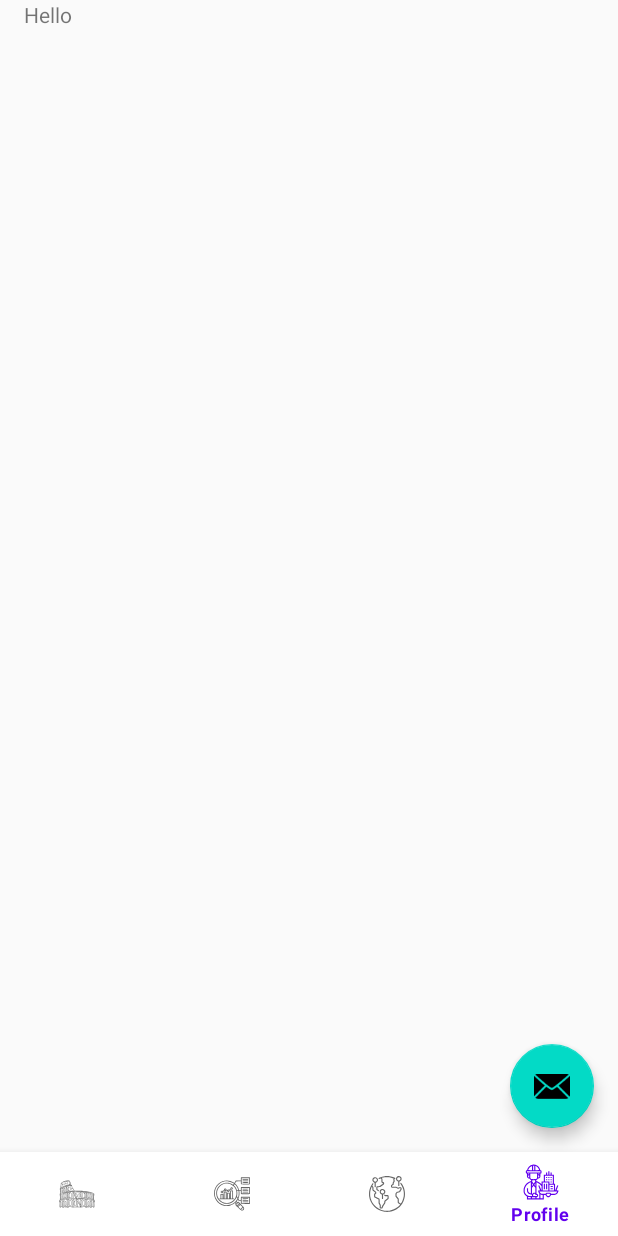
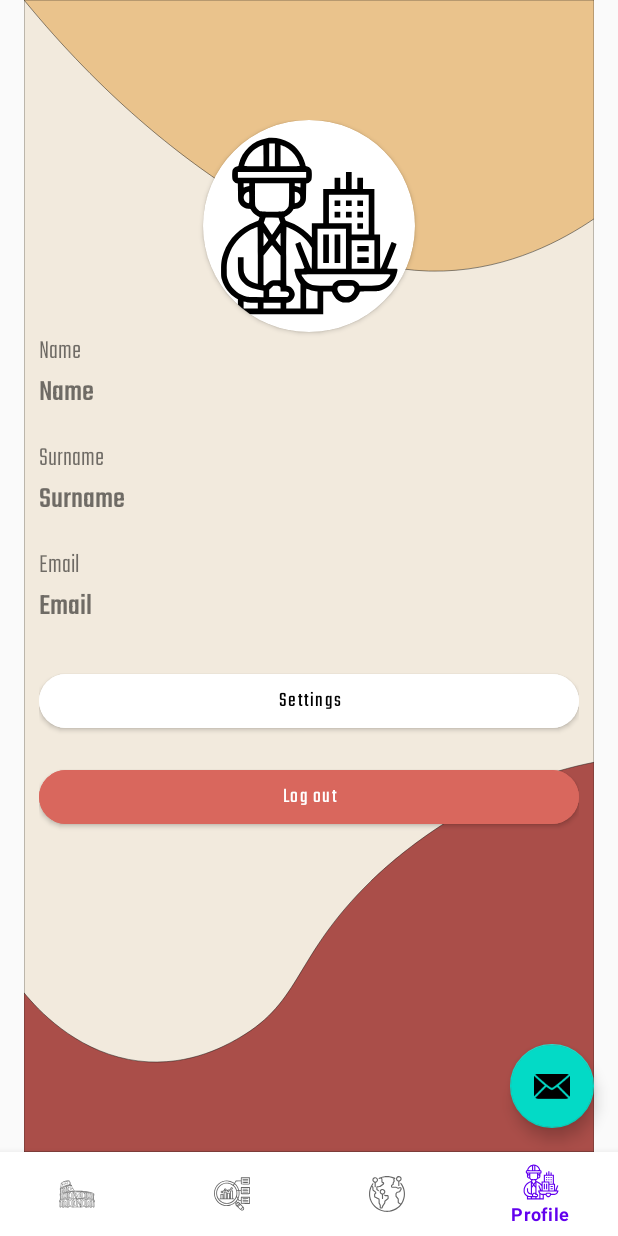
Before and after one commit to annazhelizniak/ArchiTec, an Android app: the screen it shows after launch (MainActivity), item 4 of the bottom bar chosen, on a phone screen of 412 x 824 dp. Run offline under Robolectric (Android 15) with nearby library versions, the phone set to English and light mode, and no system bars; our stand-ins replace navigation-ui; 1 statement that could not run was skipped.

Commit message:
create profile fragment layout

```diff
--- /dev/null
+++ b/app/src/main/res/drawable/abstract_background.xml
@@ -0,0 +1,21 @@
+<vector xmlns:android="http://schemas.android.com/apk/res/android"
+    android:width="1300dp"
+    android:height="2000dp"
+    android:viewportWidth="1300"
+    android:viewportHeight="2000">
+  <path
+      android:strokeWidth="1"
+      android:pathData="M0,0h1300v2000h-1300z"
+      android:fillColor="#F2EADD"
+      android:strokeColor="#1D1D1B"/>
+  <path
+      android:strokeWidth="1"
+      android:pathData="M0,0c182,169.3 355.6,270.6 475.5,329.9c163.6,81 297.8,145.4 481.3,140.6c152.6,-4 272.5,-54 343.3,-90.6c0,-126.6 0,-253.3 0,-379.9C866.7,0 433.3,0 0,0z"
+      android:fillColor="#EAC38C"
+      android:strokeColor="#1D1D1B"/>
+  <path
+      android:strokeWidth="1"
+      android:pathData="M0,1723.6c32.1,29.7 113.9,97.2 238,115.6c123.8,18.4 219.3,-22.5 253.1,-37.5c144.8,-64.2 122.8,-140.3 300,-271.9c24.5,-18.2 143.5,-104.8 321.9,-162.5c74.3,-24 139.1,-36.7 187,-43.8c0,225.5 0,450.9 0,676.4c-433.3,0 -866.7,0 -1300,0C0,1907.9 0,1815.8 0,1723.6z"
+      android:fillColor="#AA4E49"
+      android:strokeColor="#1D1D1B"/>
+</vector>
--- /dev/null
+++ b/app/src/main/res/drawable/abstract_shape.xml
@@ -0,0 +1,11 @@
+<?xml version="1.0" encoding="utf-8"?>
+<shape xmlns:android="http://schemas.android.com/apk/res/android"
+    android:shape="rectangle">
+
+    <solid
+        android:color="@color/red_middle" >
+    </solid>
+    <corners android:bottomRightRadius="300dp"
+        android:bottomLeftRadius="100dp"/>
+
+</shape>
--- a/app/src/main/res/layout/fragment_profile.xml
+++ b/app/src/main/res/layout/fragment_profile.xml
@@ -1,13 +1,134 @@
 <?xml version="1.0" encoding="utf-8"?>
 <FrameLayout xmlns:android="http://schemas.android.com/apk/res/android"
+    xmlns:app="http://schemas.android.com/apk/res-auto"
     xmlns:tools="http://schemas.android.com/tools"
     android:layout_width="match_parent"
     android:layout_height="match_parent"
+    android:background="@drawable/abstract_background"
     tools:context=".ui.profile.ProfileFragment">
 
-    <TextView
+    <androidx.constraintlayout.widget.ConstraintLayout
         android:layout_width="match_parent"
-        android:layout_height="match_parent"
-        android:text="Hello" />
+        android:layout_height="match_parent">
 
+        <LinearLayout
+            android:layout_width="360dp"
+            android:layout_height="wrap_content"
+            android:layout_gravity="center_horizontal"
+            android:layout_marginTop="80dp"
+            android:orientation="vertical"
+            app:layout_constraintEnd_toEndOf="parent"
+            app:layout_constraintStart_toStartOf="parent"
+            app:layout_constraintTop_toTopOf="parent">
+
+            <androidx.cardview.widget.CardView
+                android:layout_width="141dp"
+                android:layout_height="141dp"
+                android:elevation="12dp"
+                android:layout_gravity="center_horizontal"
+                android:id="@+id/view2"
+                app:cardCornerRadius="100dp"
+                android:layout_centerHorizontal="true"
+                android:innerRadius="0dp"
+                android:shape="ring"
+                android:thicknessRatio="1.9">
+                <ImageView
+                    android:layout_height="121dp"
+                    android:layout_width="121dp"
+                    android:id="@+id/imageView1"
+                    android:layout_gravity="center"
+                    android:src="@drawable/profile_icon"
+                    android:layout_alignParentTop="true"
+                    android:layout_centerHorizontal="true">
+                </ImageView>
+            </androidx.cardview.widget.CardView>
+<!--            <ImageView-->
+<!--                android:id="@+id/imageView2"-->
+<!--                android:layout_width="141dp"-->
+<!--                android:layout_height="141dp"-->
+<!--                android:layout_gravity="center"-->
+<!--                android:backgroundTint="@color/white"-->
+<!--                android:contentDescription="Profile image"-->
+<!--                android:layout_marginTop="24dp"-->
+<!--                android:layout_marginBottom="24dp"-->
+<!--                android:src="@drawable/profile_icon" />-->
+
+            <TextView
+                android:id="@+id/textView4"
+                android:layout_width="match_parent"
+                android:layout_height="wrap_content"
+                android:fontFamily="@font/teko_light"
+                android:textSize="18sp"
+                android:text="Name" />
+
+            <TextView
+                android:id="@+id/textView6"
+                android:layout_width="match_parent"
+                android:layout_height="wrap_content"
+                android:fontFamily="@font/teko_medium"
+                android:textSize="20sp"
+                android:layout_marginBottom="16dp"
+                android:text="Name" />
+
+            <TextView
+                android:id="@+id/textView7"
+                android:layout_width="match_parent"
+                android:layout_height="wrap_content"
+                android:fontFamily="@font/teko_light"
+                android:textSize="18sp"
+                android:text="Surname" />
+
+            <TextView
+                android:id="@+id/textView8"
+                android:layout_width="match_parent"
+                android:layout_height="wrap_content"
+                android:fontFamily="@font/teko_medium"
+                android:textSize="20sp"
+                android:layout_marginBottom="16dp"
+                android:text="Surname" />
+
+            <TextView
+                android:id="@+id/textView9"
+                android:layout_width="match_parent"
+                android:layout_height="wrap_content"
+                android:fontFamily="@font/teko_light"
+                android:textSize="18sp"
+                android:text="Email" />
+
+            <TextView
+                android:id="@+id/textView10"
+                android:layout_width="match_parent"
+                android:layout_height="wrap_content"
+                android:fontFamily="@font/teko_medium"
+                android:textSize="20sp"
+                android:layout_marginBottom="24dp"
+                android:text="Email" />
+
+            <com.google.android.material.button.MaterialButton
+                android:id="@+id/button"
+                android:layout_width="match_parent"
+                android:layout_height="wrap_content"
+                android:textAllCaps="false"
+                android:textColor="@color/black"
+                app:cornerRadius="30dp"
+                android:backgroundTint="@color/white"
+                android:fontFamily="@font/teko"
+                android:letterSpacing="0.06"
+                android:text="Settings" />
+
+            <com.google.android.material.button.MaterialButton
+                android:id="@+id/button2"
+                android:layout_width="match_parent"
+                android:layout_height="wrap_content"
+                android:layout_marginTop="16dp"
+                android:textAllCaps="false"
+                android:textColor="@color/white"
+                app:cornerRadius="30dp"
+                android:backgroundTint="@color/red_middle"
+                android:fontFamily="@font/teko"
+                android:letterSpacing="0.06"
+                android:text="Log out" />
+
+        </LinearLayout>
+    </androidx.constraintlayout.widget.ConstraintLayout>
 </FrameLayout>
--- a/app/src/main/res/values/colors.xml
+++ b/app/src/main/res/values/colors.xml
@@ -9,4 +9,5 @@
     <color name="white">#FFFFFFFF</color>
     <color name="red_middle">#D9675D</color>
     <color name="light_grey">#E6E6E6</color>
+
 </resources>
```
